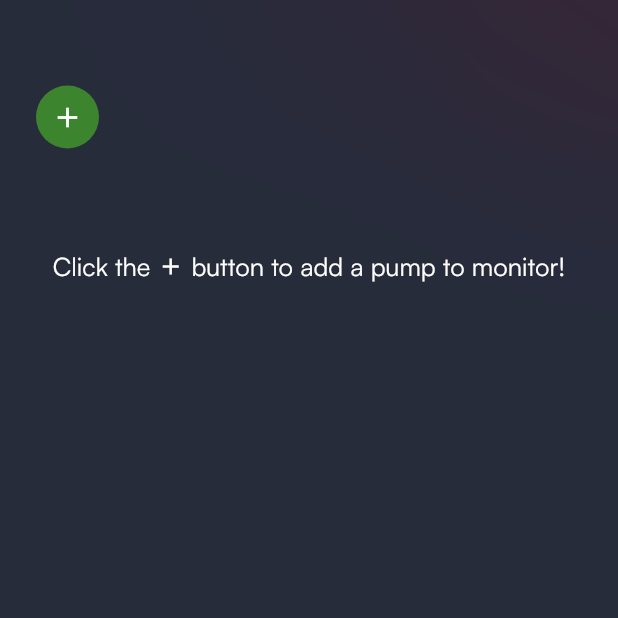
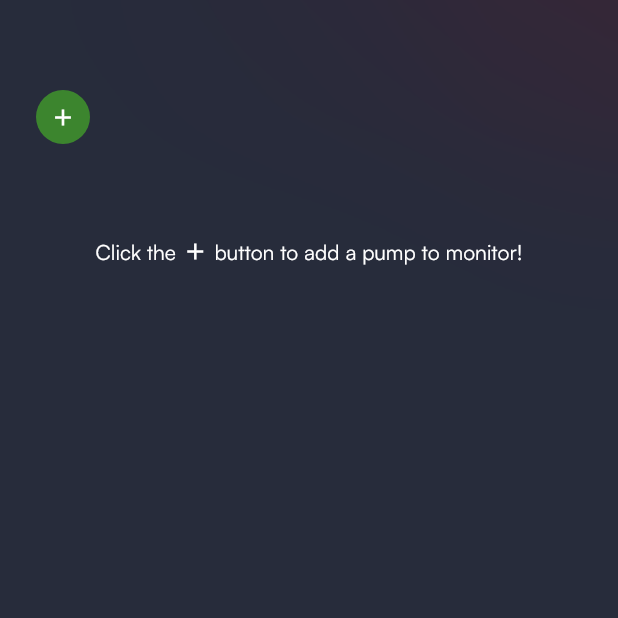
Before and after one commit to ishan0412/WiFiV-Capstone-Project, a Flutter app: the screen it shows after launch, on a phone screen of 412 x 824 dp, the top half of it. Run offline on Flutter 3.47's test engine with Material 2 defaults, Android fonts, the light colour scheme and no system bars; our stand-ins replace fl_chart, shared_preferences, sqflite, sqflite_common_ffi; missing offline and left inert: dart_ping_ios, excel, lan_scanner, network_discovery, network_info_plus, network_tools and 1 more; accounts and stored records are empty.

Commit message:
Resized UI elements to fit on smaller viewports

```diff
--- a/wifiv/lib/constants/ui_buttons.dart
+++ b/wifiv/lib/constants/ui_buttons.dart
@@ -6,11 +6,11 @@ import 'constants.dart'; // circular import?
 ButtonStyle ctaButtonStyle = ButtonStyle(
     // TODO: Make sizes adaptive!
     minimumSize: const MaterialStatePropertyAll(
-        Size(minButtonWidthOnPhone, buttonHeightOnPhone)),
+        Size(reducedButtonWidthOnPhone, buttonHeightOnPhone)),
     fixedSize: const MaterialStatePropertyAll(
-        Size(minButtonWidthOnPhone, buttonHeightOnPhone)),
+        Size(reducedButtonWidthOnPhone, buttonHeightOnPhone)),
     maximumSize: const MaterialStatePropertyAll(
-        Size(minButtonWidthOnPhone, buttonHeightOnPhone)),
+        Size(reducedButtonWidthOnPhone, buttonHeightOnPhone)),
     backgroundColor: const MaterialStatePropertyAll(themeGreen),
     foregroundColor: const MaterialStatePropertyAll(Colors.white),
     textStyle: const MaterialStatePropertyAll(bodyTextStyle),
@@ -21,11 +21,11 @@ ButtonStyle ctaButtonStyle = ButtonStyle(
 ButtonStyle grayButtonStyle = ButtonStyle(
     // TODO: Make sizes adaptive!
     minimumSize: const MaterialStatePropertyAll(
-        Size(minButtonWidthOnPhone, buttonHeightOnPhone)),
+        Size(reducedButtonWidthOnPhone, buttonHeightOnPhone)),
     fixedSize: const MaterialStatePropertyAll(
-        Size(minButtonWidthOnPhone, buttonHeightOnPhone)),
+        Size(reducedButtonWidthOnPhone, buttonHeightOnPhone)),
     maximumSize: const MaterialStatePropertyAll(
-        Size(minButtonWidthOnPhone, buttonHeightOnPhone)),
+        Size(reducedButtonWidthOnPhone, buttonHeightOnPhone)),
     backgroundColor: const MaterialStatePropertyAll(themeGray),
     foregroundColor: const MaterialStatePropertyAll(Colors.white),
     textStyle: const MaterialStatePropertyAll(bodyTextStyle),
--- a/wifiv/lib/constants/ui_sizes.dart
+++ b/wifiv/lib/constants/ui_sizes.dart
@@ -1,4 +1,4 @@
-const double buttonHeightOnPhone = 42; // 48?
+const double buttonHeightOnPhone = 36; // 48?
 const double minButtonWidthOnPhone = 92; // minTabWithOnPhone
 const double reducedButtonWidthOnPhone = 72;
 const double numberInputMinSizeOnPhone = 128; // displaysMinSizeOnPhone
--- a/wifiv/lib/constants/ui_spacings.dart
+++ b/wifiv/lib/constants/ui_spacings.dart
@@ -2,8 +2,8 @@ const double minMarginBtwnAdjElems = 12;
 const double screenLeftRightMargin = 24; // make 24 for ipad?
 const double screenTopMargin = 54; // accounts for iphone notch/dynamic island
 const double minButtonPadding = 10;
-const double minMarginBelowNavBar = 64; // can be at 64 or 80?
+const double minMarginBelowNavBar = 56; // can be at 64 or 80?
 const double minOverlayHorizontalPadding = 20; // 16?
-const double minMarginBelowFields = 48; // same as below navbar, at least 48?
+const double minMarginBelowFields = 40; // same as below navbar, at least 48?
 const double reducedMarginBelowNavBar = 40;
 const double reducedMarginBelowFields = 24;
--- a/wifiv/lib/constants/ui_text.dart
+++ b/wifiv/lib/constants/ui_text.dart
@@ -1,10 +1,10 @@
 import 'package:flutter/material.dart';
 
-const TextStyle bodyTextStyle = TextStyle(color: Colors.white, fontSize: 17, fontFamily: 'Satoshi');
+const TextStyle bodyTextStyle = TextStyle(color: Colors.white, fontSize: 14, fontFamily: 'Satoshi');
 const TextStyle headingTextStyle =
-    TextStyle(color: Colors.white, fontSize: 17, fontWeight: FontWeight.bold, fontFamily: 'Satoshi');
+    TextStyle(color: Colors.white, fontSize: 14, fontWeight: FontWeight.bold, fontFamily: 'Satoshi');
 const TextStyle displayTextStyle =
-    TextStyle(color: Colors.white, fontSize: 60, fontWeight: FontWeight.bold, fontFamily: 'Satoshi');
-const TextStyle reducedBodyTextStyle = TextStyle(color: Colors.white, fontSize: 16, fontFamily: 'Satoshi');
+    TextStyle(color: Colors.white, fontSize: 48, fontWeight: FontWeight.bold, fontFamily: 'Satoshi');
+const TextStyle reducedBodyTextStyle = TextStyle(color: Colors.white, fontSize: 14, fontFamily: 'Satoshi');
 const TextStyle reducedHeadingTextStyle =
     TextStyle(color: Colors.white, fontSize: 16, fontWeight: FontWeight.bold, fontFamily: 'Satoshi');
--- a/wifiv/lib/pump_navbar.dart
+++ b/wifiv/lib/pump_navbar.dart
@@ -84,7 +84,7 @@ class PumpNavBarState extends State<PumpNavBar> {
                     fixedSize: MaterialStatePropertyAll(
                         Size(buttonHeightOnPhone, buttonHeightOnPhone))),
                 color: themeGreen,
-                icon: const Icon(Icons.add, color: Colors.white, size: 22)))));
+                icon: const Icon(Icons.add, color: Colors.white, size: 18)))));
     return Row(children: base);
   }
 }
--- a/wifiv/lib/widgets/addpump.dart
+++ b/wifiv/lib/widgets/addpump.dart
@@ -272,7 +272,8 @@ class PatientNamePopup extends StatelessWidget {
 
   @override
   Widget build(BuildContext context) {
-    final TextEditingController patientNameInputController = TextEditingController();
+    final TextEditingController patientNameInputController =
+        TextEditingController();
     return Scaffold(
         backgroundColor: const Color.fromARGB(200, 39, 44, 59),
         body: BackdropFilter(
```
Also changed, not shown: wifiv/lib/homepage.dart (+75 -1 lines).
